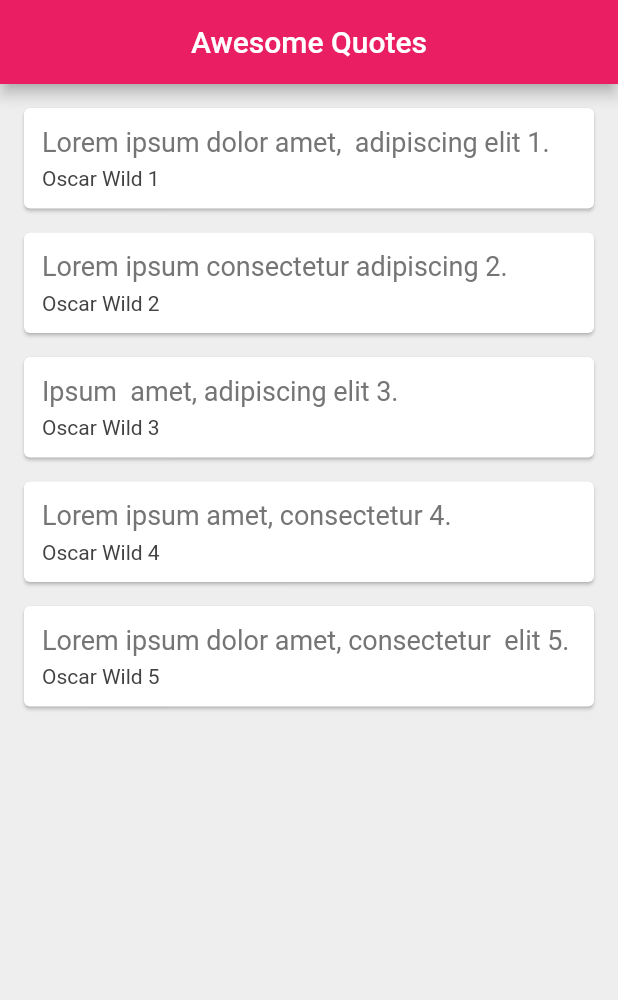
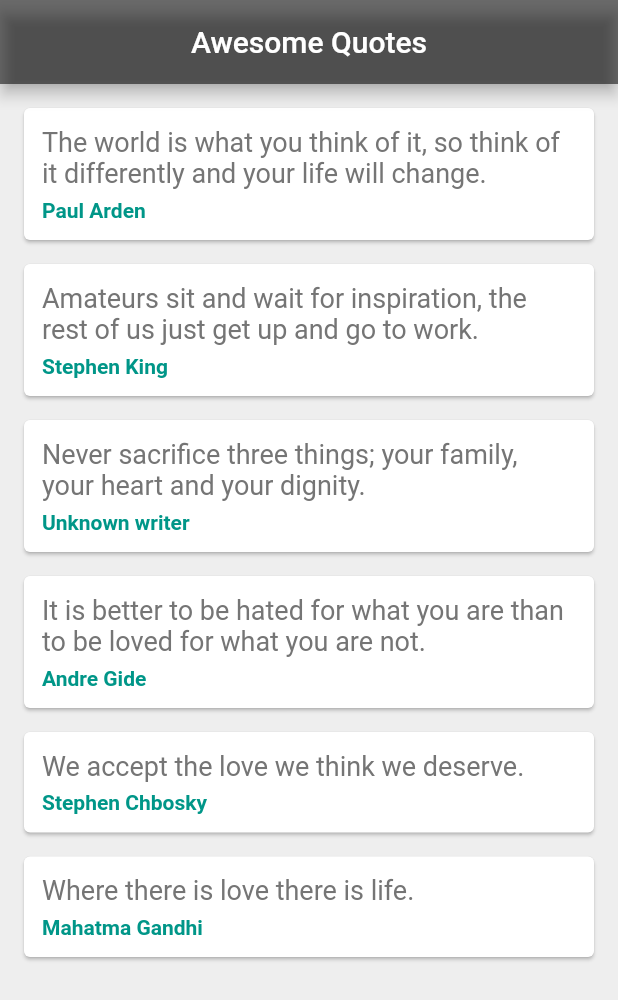
Before and after one commit to siomarapantarotto/flutter-quotes, a Flutter app: the screen it shows after launch, on a phone screen of 412 x 824 dp. Shown: the top 1000 px of the screen. Run offline on Flutter 3.47's test engine with Material 2 defaults, Android fonts, the phone set to English and light mode, and no system bars.

Commit message:
Update layout

```diff
--- a/lib/main.dart
+++ b/lib/main.dart
@@ -1,3 +1,5 @@
+import 'dart:ui';
+
 import 'package:flutter/material.dart';
 
 import 'quote.dart';
@@ -16,20 +18,27 @@ class QuoteList extends StatefulWidget {
 class _QuoteListState extends State<QuoteList> {
   List<Quote> quotes = [
     Quote(
-        author: 'Oscar Wild 1',
-        sentence: 'Lorem ipsum dolor amet,  adipiscing elit 1.'),
+        author: 'Paul Arden',
+        sentence:
+            'The world is what you think of it, so think of it differently and your life will change.'),
     Quote(
-        author: 'Oscar Wild 2',
-        sentence: 'Lorem ipsum consectetur adipiscing 2.'),
+        author: 'Stephen King',
+        sentence:
+            'Amateurs sit and wait for inspiration, the rest of us just get up and go to work.'),
     Quote(
-        author: 'Oscar Wild 3',
-        sentence: 'Ipsum  amet, adipiscing elit 3.'),
+        author: 'Unknown writer',
+        sentence:
+            'Never sacrifice three things; your family, your heart and your dignity.'),
     Quote(
-        author: 'Oscar Wild 4',
-        sentence: 'Lorem ipsum amet, consectetur 4.'),
+        author: 'Andre Gide',
+        sentence:
+            'It is better to be hated for what you are than to be loved for what you are not.'),
     Quote(
-        author: 'Oscar Wild 5',
-        sentence: 'Lorem ipsum dolor amet, consectetur  elit 5.')
+        author: 'Stephen Chbosky',
+        sentence: 'We accept the love we think we deserve.'),
+    Quote(
+        author: 'Mahatma Gandhi',
+        sentence: 'Where there is love there is life.')
   ];
 
   Widget quoteTemplate(quote) {
@@ -44,7 +53,10 @@ class _QuoteListState extends State<QuoteList> {
                 style: TextStyle(fontSize: 18.0, color: Colors.grey[600])),
             const SizedBox(height: 6.0),
             Text(quote.author,
-                style: TextStyle(fontSize: 14.0, color: Colors.grey[800])),
+                style: const TextStyle(
+                    fontSize: 14.0,
+                    color: Colors.teal,
+                    fontWeight: FontWeight.bold)),
           ],
         ),
       ),
@@ -58,7 +70,7 @@ class _QuoteListState extends State<QuoteList> {
       appBar: AppBar(
         title: const Text('Awesome Quotes'),
         centerTitle: true,
-        backgroundColor: Colors.pink,
+        backgroundColor: Colors.black54,
       ),
       body: Column(
         children: quotes
```
